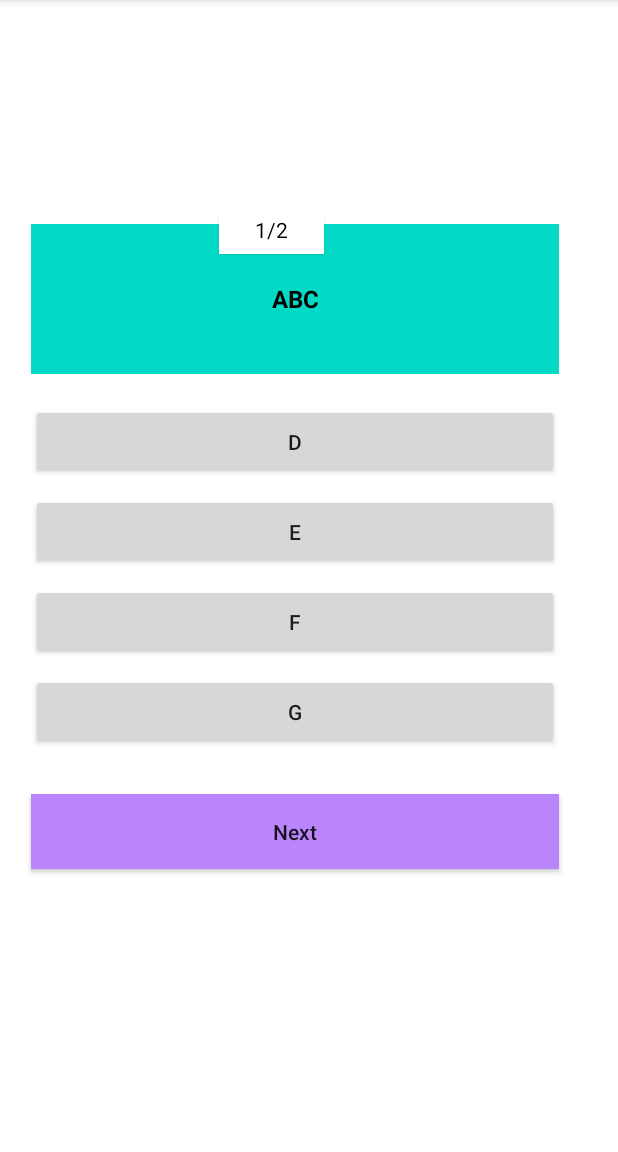
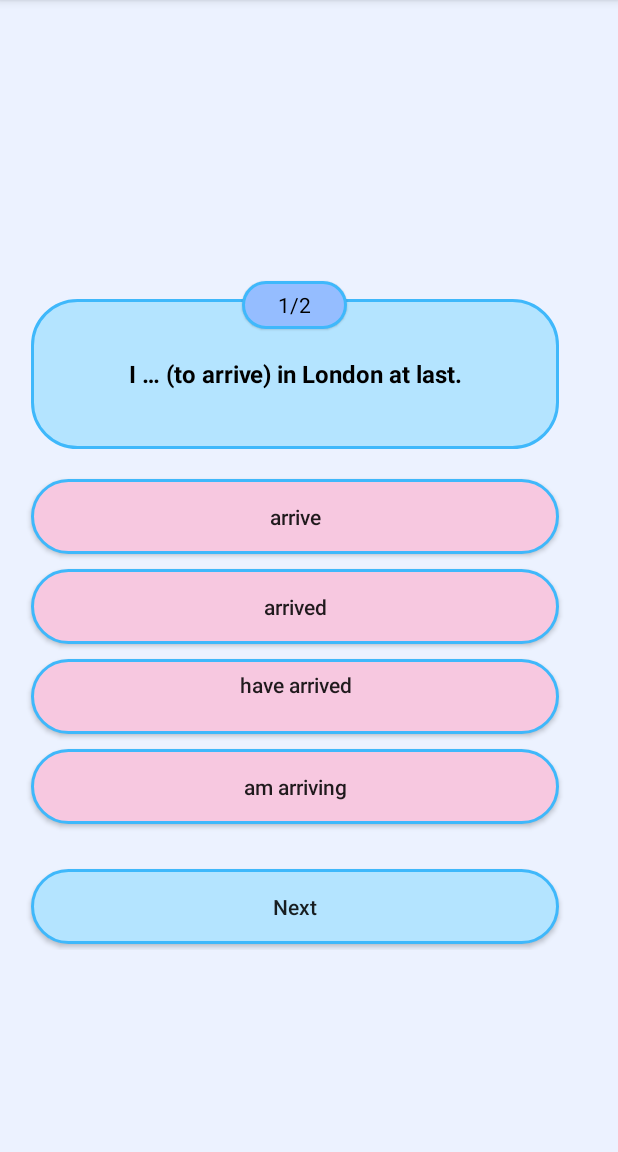
Before and after one commit to SofiMovsesyan/LearnEnglish, an Android app: the QuizActivityTenses screen opened directly, with no data from a screen before it, on a phone screen of 412 x 824 dp, the part 84-1236 px from its top. Run offline under Robolectric (Android 15) with nearby library versions, the phone set to English and light mode, and no system bars; 1 statement that could not run was skipped.

Commit message:
Bug fixed, quiz working

```diff
--- a/Learn_English/app/src/main/java/com/example/learn_english/QuestionsBankTenses.java
+++ b/Learn_English/app/src/main/java/com/example/learn_english/QuestionsBankTenses.java
@@ -25,12 +25,12 @@ public class QuestionsBankTenses {
         private static List<QuestionsList> bQuestions() {
             final List<QuestionsList> questionsList = new ArrayList<>();
 
-            final QuestionsList question1 = new QuestionsList("ABC",
-                    "D", "E",
-                    "F", "G",
-                    "D", "");
-            final QuestionsList question2 = new QuestionsList("123",
-                    "4", "5", "6", "7", "4",
+            final QuestionsList question1 = new QuestionsList("I … (to arrive) in London at last.",
+                    "arrive", "arrived",
+                    "have arrived\n", "am arriving",
+                    "arrived", "");
+            final QuestionsList question2 = new QuestionsList("In England, each man ... different language.",
+                    "speaks", "is speaking", "is going to speak", "speak", "speaks",
                     "");
 
             questionsList.add(question1);
--- /dev/null
+++ b/Learn_English/app/src/main/res/drawable/rounded_borderes_options.xml
@@ -0,0 +1,11 @@
+<?xml version="1.0" encoding="utf-8"?>
+<shape xmlns:android="http://schemas.android.com/apk/res/android"
+    android:shape="rectangle">
+    <solid
+        android:color="@color/my_pink"></solid>
+    <corners
+        android:radius="40dp"></corners>
+    <stroke
+        android:width="2dp"
+        android:color="@color/my_dark_blue"></stroke>
+</shape>
--- /dev/null
+++ b/Learn_English/app/src/main/res/drawable/rounded_borders_question.xml
@@ -0,0 +1,11 @@
+<?xml version="1.0" encoding="utf-8"?>
+<shape xmlns:android="http://schemas.android.com/apk/res/android"
+    android:shape="rectangle">
+    <solid
+        android:color="@color/my_blue"></solid>
+    <corners
+        android:radius="30dp"></corners>
+    <stroke
+        android:width="2dp"
+        android:color="@color/my_dark_blue"></stroke>
+</shape>
--- a/Learn_English/app/src/main/res/layout/activity_login.xml
+++ b/Learn_English/app/src/main/res/layout/activity_login.xml
@@ -32,7 +32,7 @@
             android:layout_marginStart="101dp"
             android:layout_marginTop="12dp"
             android:layout_marginEnd="101dp"
-            android:fontFamily="sans-serif"
+            android:fontFamily="cursive"
             android:text="Sign In"
             android:textColor="@color/my_gray"
             android:textSize="50sp"
@@ -112,7 +112,7 @@
             android:layout_marginTop="49dp"
             android:layout_marginEnd="1dp"
             android:layout_marginBottom="68dp"
-            android:fontFamily="@font/montserrat_regular"
+            android:fontFamily="cursive"
             android:text="Don't have an account? Register ->"
             android:textAlignment="center"
             android:textColor="@color/black"
--- a/Learn_English/app/src/main/res/layout/activity_quiz_tenses.xml
+++ b/Learn_English/app/src/main/res/layout/activity_quiz_tenses.xml
@@ -4,22 +4,25 @@
     xmlns:tools="http://schemas.android.com/tools"
     android:layout_width="match_parent"
     android:layout_height="match_parent"
-    tools:context=".QuizActivity">
+    tools:context=".QuizActivityTenses"
+    android:background="#ECF2FF">
 
     <RelativeLayout
         android:id="@+id/relativeLayout"
         android:layout_width="match_parent"
-        android:layout_height="60dp"
+        android:layout_height="100dp"
+        android:textAlignment="center"
         app:layout_constraintTop_toTopOf="parent">
 
         <TextView
             android:id="@+id/topicName"
-            android:layout_width="wrap_content"
+            android:layout_width="match_parent"
             android:layout_height="wrap_content"
-            android:layout_centerInParent="true"
+            android:layout_marginTop="30dp"
             android:text="Selected Topic Name"
+            android:textAlignment="center"
             android:textColor="@color/black"
-            android:textSize="18sp"
+            android:textSize="27sp"
             android:textStyle="bold" />
 
     </RelativeLayout>
@@ -42,9 +45,10 @@
             android:layout_width="70dp"
             android:layout_height="32dp"
             android:layout_gravity="center"
-            android:layout_marginTop="-20dp"
+            android:layout_marginTop="0dp"
             android:layout_marginEnd="15dp"
-            android:background="@color/white"
+            android:layout_marginStart="15dp"
+            android:background="@drawable/rounded_borders"
             android:elevation="1dp"
             android:gravity="center"
             android:paddingStart="15dp"
@@ -63,7 +67,7 @@
             android:layout_marginStart="20dp"
             android:layout_marginTop="-20dp"
             android:layout_marginEnd="20dp"
-            android:background="@color/teal_200"
+            android:background="@drawable/rounded_borders_question"
             android:gravity="center"
             android:minHeight="100dp"
             android:padding="20dp"
@@ -79,7 +83,8 @@
             android:layout_marginTop="20dp"
             android:layout_marginEnd="20dp"
             android:textAllCaps="false"
-            android:text="Option 1"/>
+            android:text="Option 1"
+            android:background="@drawable/rounded_borderes_options"/>
         <androidx.appcompat.widget.AppCompatButton
             android:id="@+id/option2"
             android:layout_width="match_parent"
@@ -88,7 +93,8 @@
             android:layout_marginTop="10dp"
             android:layout_marginEnd="20dp"
             android:textAllCaps="false"
-            android:text="Option 2"/>
+            android:text="Option 2"
+            android:background="@drawable/rounded_borderes_options"/>
         <androidx.appcompat.widget.AppCompatButton
             android:id="@+id/option3"
             android:layout_width="match_parent"
@@ -97,7 +103,8 @@
             android:layout_marginTop="10dp"
             android:layout_marginEnd="20dp"
             android:textAllCaps="false"
-            android:text="Option 3"/>
+            android:text="Option 3"
+            android:background="@drawable/rounded_borderes_options"/>
         <androidx.appcompat.widget.AppCompatButton
             android:id="@+id/option4"
             android:layout_width="match_parent"
@@ -106,7 +113,8 @@
             android:layout_marginTop="10dp"
             android:layout_marginEnd="20dp"
             android:textAllCaps="false"
-            android:text="Option 4"/>
+            android:text="Option 4"
+            android:background="@drawable/rounded_borderes_options"/>
 
         <androidx.appcompat.widget.AppCompatButton
             android:id="@+id/nextBtn"
@@ -117,7 +125,7 @@
             android:layout_marginEnd="20dp"
             android:textAllCaps="false"
             android:text="Next"
-            android:background="@color/purple_200"/>
+            android:background="@drawable/rounded_borders_question"/>
     </LinearLayout>
 
 
--- a/Learn_English/app/src/main/res/values/colors.xml
+++ b/Learn_English/app/src/main/res/values/colors.xml
@@ -13,6 +13,6 @@
     <color name="my_blue">#B4E4FF</color>
     <color name="my_dark_blue">#3FB8FB</color>
     <color name="my_gray">#323232</color>
-
+    <color name="my_pink">#F7C8E0</color>
 
 </resources>
```
Also changed, not shown: Learn_English/app/src/main/AndroidManifest.xml (+7 -0 lines), Learn_English/app/src/main/java/com/example/learn_english/NRecyclerViewAdapter.java (+14 -1 lines), Learn_English/app/src/main/java/com/example/learn_english/QuizActivityTenses.java (+23 -22 lines), Learn_English/app/src/main/java/com/example/learn_english/QuizResults.java (added, +19 -0 lines), Learn_English/app/src/main/java/com/example/learn_english/TensesActivity.java (+7 -8 lines), Learn_English/app/src/main/res/drawable/rounded_borders_next.xml (added, +11 -0 lines), Learn_English/app/src/main/res/layout/activity_quiz_results.xml (added, +28 -0 lines), Learn_English/app/src/main/res/layout/activity_register.xml (+4 -3 lines), Learn_English/app/src/main/res/layout/tenses_recycler_view.xml (+6 -2 lines).
